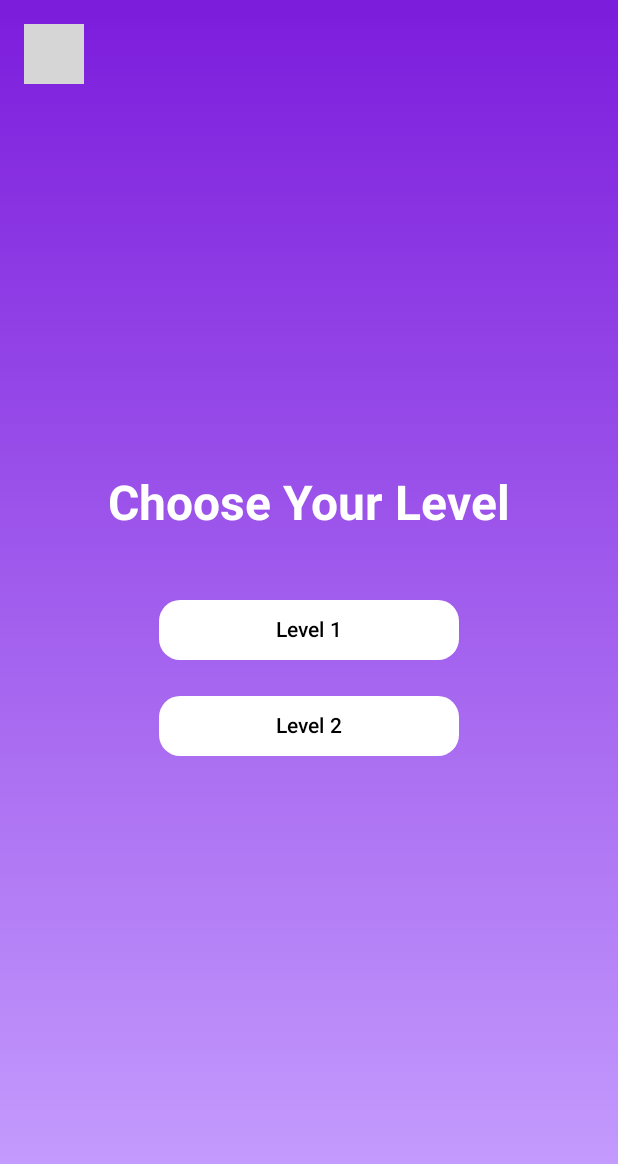
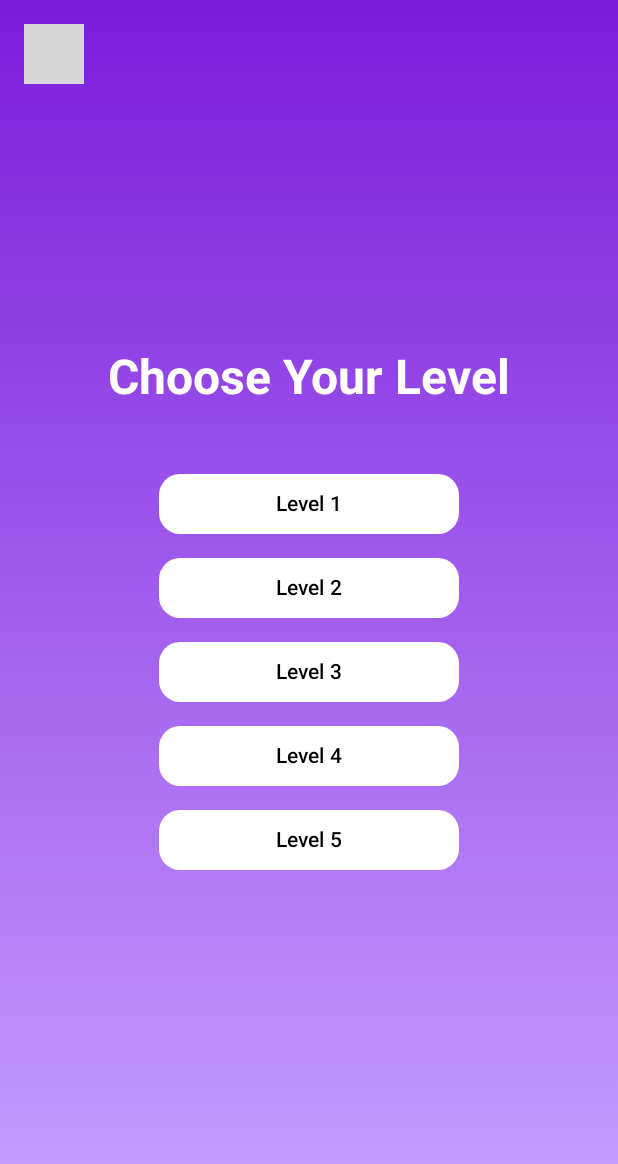
Before and after one commit to chloec0des/ChloeTOLEDANO_CorentinSTARK, an Android app built with Jetpack Compose: the LevelScreen screen opened through its navigation route, on a phone screen of 412 x 824 dp. Shown: the top 1164 px of the screen. Run offline under Robolectric (Android 15) with nearby library versions, the phone set to English and light mode, and no system bars; our stand-ins replace Firebase (no records; nobody signed in at launch, a user with empty details on screens opened directly); grey boxes are pictures that could not be loaded.

Commit message:
add level 3-5

```diff
--- a/app/src/main/java/com/LevelScreen.kt
+++ b/app/src/main/java/com/LevelScreen.kt
@@ -74,7 +74,7 @@ fun LevelScreen(navController: NavHostController) {
             ) {
                 Text(stringResource(id = R.string.level_name, 1), color = Color.Black)
             }
-            Spacer(modifier = Modifier.height(16.dp))
+            Spacer(modifier = Modifier.height(8.dp))
             Button(
                 onClick = { navController.navigate("game/2") },
                 shape = RoundedCornerShape(14.dp),
@@ -83,6 +83,34 @@ fun LevelScreen(navController: NavHostController) {
             ) {
                 Text(stringResource(id = R.string.level_name, 2), color = Color.Black)
             }
+            Spacer(modifier = Modifier.height(8.dp))
+            Button(
+                onClick = { navController.navigate("game/3") },
+                shape = RoundedCornerShape(14.dp),
+                colors = ButtonDefaults.buttonColors(containerColor = Color.White),
+                modifier = Modifier.width(200.dp)
+            ) {
+                Text(stringResource(id = R.string.level_name, 3), color = Color.Black)
+            }
+            Spacer(modifier = Modifier.height(8.dp))
+            Button(
+                onClick = { navController.navigate("game/4") },
+                shape = RoundedCornerShape(14.dp),
+                colors = ButtonDefaults.buttonColors(containerColor = Color.White),
+                modifier = Modifier.width(200.dp)
+            ) {
+                Text(stringResource(id = R.string.level_name, 4), color = Color.Black)
+            }
+            Spacer(modifier = Modifier.height(8.dp))
+            Button(
+                onClick = { navController.navigate("game/5") },
+                shape = RoundedCornerShape(14.dp),
+                colors = ButtonDefaults.buttonColors(containerColor = Color.White),
+                modifier = Modifier.width(200.dp)
+            ) {
+                Text(stringResource(id = R.string.level_name, 5), color = Color.Black)
+            }
+            Spacer(modifier = Modifier.height(8.dp))
         }
     }
 }
```
Also changed, not shown: app/src/main/java/com/Game/GameContent.kt (+16 -17 lines), app/src/main/assets/level3.png (added), app/src/main/assets/level4.png (added), app/src/main/assets/level5.png (added).
